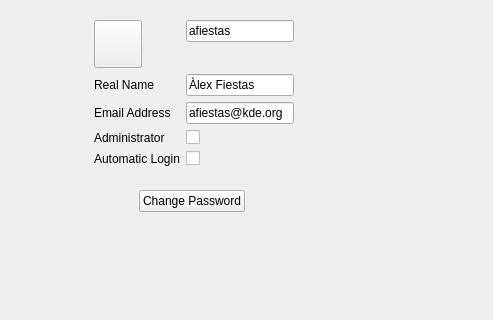
The window that src/account.ui (KDE/user-manager) describes before a commit, drawn with Qt 5; both pictures show x 110 to 603 and y 0 to 320 of the 603 by 481 pixel window.
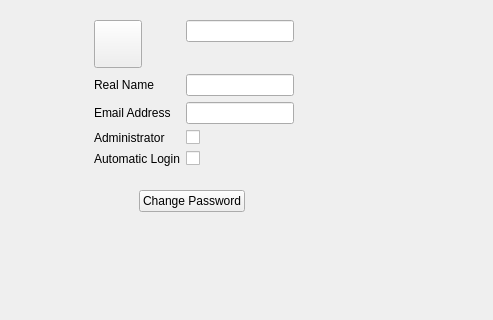
The same window after the commit.

Commit message: Remove default information and add names that makes sense

What changed in the file:
```diff
--- a/src/account.ui
+++ b/src/account.ui
@@ -32,7 +32,7 @@
          </sizepolicy>
         </property>
         <property name="text">
-         <string>afiestas</string>
+         <string/>
         </property>
        </widget>
       </item>
@@ -70,7 +70,7 @@
          </sizepolicy>
         </property>
         <property name="text">
-         <string>Àlex Fiestas</string>
+         <string/>
         </property>
         <property name="echoMode">
          <enum>QLineEdit::Normal</enum>
@@ -93,7 +93,7 @@
          </sizepolicy>
         </property>
         <property name="text">
-         <string>afiestas@kde.org</string>
+         <string/>
         </property>
        </widget>
       </item>
```
Left out of the diff: 14 changed lines with no effect on the pictures.
